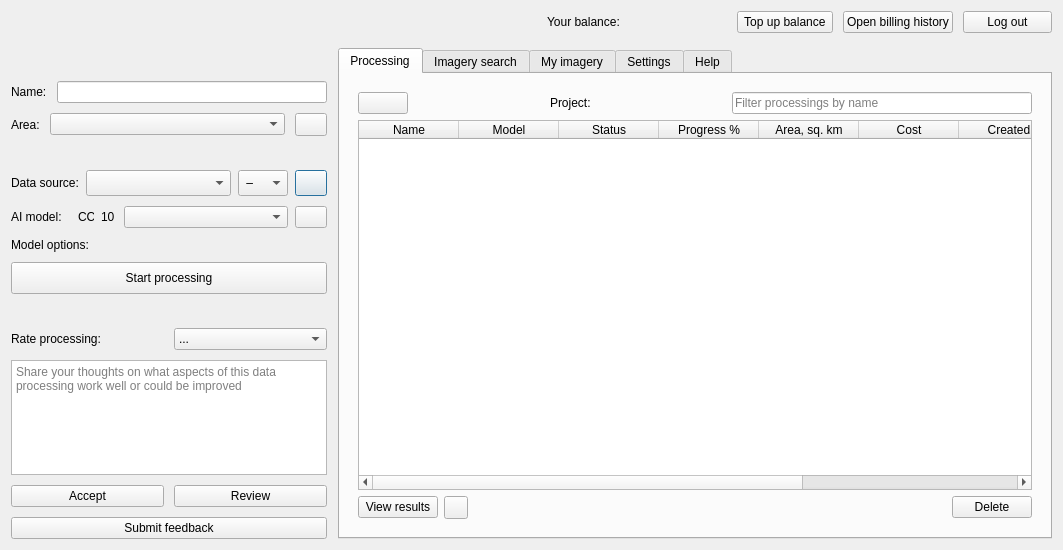
Geoalert/mapflow-qgis, file mapflow/dialogs/static/ui/main_dialog.ui: the form before one commit.
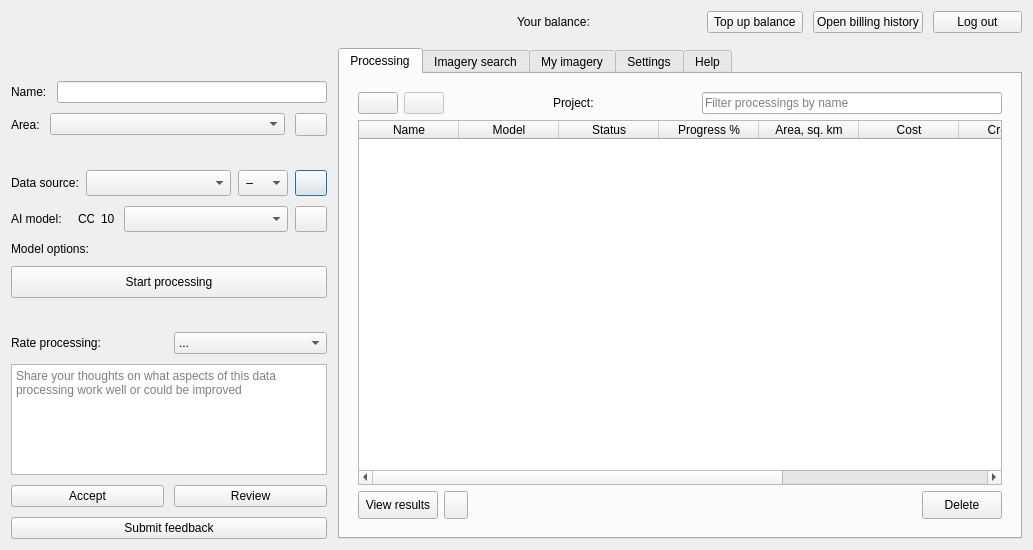
The form after the commit. Icons and pictures are not drawn. Custom widgets are drawn as their Qt base class.

Patch:
```diff
--- a/mapflow/dialogs/static/ui/main_dialog.ui
+++ b/mapflow/dialogs/static/ui/main_dialog.ui
@@ -468,7 +468,7 @@
            <property name="minimumSize">
             <size>
              <width>120</width>
-             <height>0</height>
+             <height>26</height>
             </size>
            </property>
            <property name="maximumSize">
@@ -880,14 +880,14 @@
        <item>
         <widget class="QTabWidget" name="tabWidget">
          <property name="sizePolicy">
-          <sizepolicy hsizetype="Preferred" vsizetype="Preferred">
+          <sizepolicy hsizetype="Preferred" vsizetype="Minimum">
            <horstretch>0</horstretch>
            <verstretch>0</verstretch>
           </sizepolicy>
          </property>
          <property name="minimumSize">
           <size>
-           <width>714</width>
+           <width>0</width>
            <height>400</height>
           </size>
          </property>
@@ -1177,9 +1177,15 @@
                 </widget>
                </item>
                <item row="2" column="0">
-                <layout class="QHBoxLayout" name="processingFooter" stretch="0,0,0,0,0">
+                <layout class="QHBoxLayout" name="processingFooter" stretch="0,0,0,0">
                  <item>
                   <widget class="QPushButton" name="downloadResultsButton">
+                   <property name="minimumSize">
+                    <size>
+                     <width>0</width>
+                     <height>28</height>
+                    </size>
+                   </property>
                    <property name="text">
                     <string>View results</string>
                    </property>
@@ -1187,6 +1193,12 @@
                  </item>
                  <item>
                   <widget class="QToolButton" name="saveOptionsButton">
+                   <property name="minimumSize">
+                    <size>
+                     <width>0</width>
+                     <height>28</height>
+                    </size>
+                   </property>
                    <property name="contextMenuPolicy">
                     <enum>Qt::ActionsContextMenu</enum>
                    </property>
@@ -1229,21 +1241,14 @@
                    </property>
                   </spacer>
                  </item>
-                 <item>
-                  <spacer name="horizontalSpacer_13">
-                   <property name="orientation">
-                    <enum>Qt::Horizontal</enum>
-                   </property>
-                   <property name="sizeHint" stdset="0">
-                    <size>
-                     <width>40</width>
-                     <height>20</height>
-                    </size>
-                   </property>
-                  </spacer>
-                 </item>
                  <item>
                   <widget class="QPushButton" name="deleteProcessings">
+                   <property name="minimumSize">
+                    <size>
+                     <width>0</width>
+                     <height>28</height>
+                    </size>
+                   </property>
                    <property name="styleSheet">
                     <string notr="true"/>
                    </property>
@@ -1262,7 +1267,55 @@
                  <property name="rightMargin">
                   <number>0</number>
                  </property>
+                 <item row="0" column="5">
+                  <widget class="QLineEdit" name="filterProcessings">
+                   <property name="minimumSize">
+                    <size>
+                     <width>300</width>
+                     <height>0</height>
+                    </size>
+                   </property>
+                   <property name="maxLength">
+                    <number>255</number>
+                   </property>
+                   <property name="placeholderText">
+                    <string>Filter processings by name</string>
+                   </property>
+                  </widget>
+                 </item>
+                 <item row="0" column="0">
+                  <widget class="QPushButton" name="switchProjectsButton">
+                   <property name="sizePolicy">
+                    <sizepolicy hsizetype="Fixed" vsizetype="Fixed">
+                     <horstretch>0</horstretch>
+                     <verstretch>0</verstretch>
+                    </sizepolicy>
+                   </property>
+                   <property name="minimumSize">
+                    <size>
+                     <width>35</width>
+                     <height>0</height>
+                    </size>
+                   </property>
+                   <property name="text">
+                    <string/>
+                   </property>
+                  </widget>
+                 </item>
                  <item row="0" column="2">
+                  <spacer name="horizontalSpacer_17">
+                   <property name="orientation">
+                    <enum>Qt::Horizontal</enum>
+                   </property>
+                   <property name="sizeHint" stdset="0">
+                    <size>
+                     <width>40</width>
+                     <height>20</height>
+                    </size>
+                   </property>
+                  </spacer>
+                 </item>
+                 <item row="0" column="3">
                   <widget class="QLabel" name="currentProjectLabel">
                    <property name="font">
                     <font>
@@ -1275,58 +1328,38 @@
                    </property>
                   </widget>
                  </item>
-                 <item row="0" column="3">
-                  <spacer name="horizontalSpacer_14">
-                   <property name="orientation">
-                    <enum>Qt::Horizontal</enum>
-                   </property>
-                   <property name="sizeHint" stdset="0">
-                    <size>
-                     <width>40</width>
-                     <height>20</height>
-                    </size>
-                   </property>
-                  </spacer>
-                 </item>
-                 <item row="0" column="0">
-                  <widget class="QPushButton" name="switchProjectsButton">
-                   <property name="minimumSize">
-                    <size>
-                     <width>50</width>
-                     <height>0</height>
-                    </size>
-                   </property>
-                   <property name="text">
-                    <string/>
-                   </property>
-                  </widget>
-                 </item>
-                 <item row="0" column="1">
-                  <spacer name="horizontalSpacer_17">
-                   <property name="orientation">
-                    <enum>Qt::Horizontal</enum>
-                   </property>
-                   <property name="sizeHint" stdset="0">
-                    <size>
-                     <width>40</width>
-                     <height>20</height>
-                    </size>
-                   </property>
-                  </spacer>
-                 </item>
                  <item row="0" column="4">
-                  <widget class="QLineEdit" name="filterProcessings">
+                  <spacer name="horizontalSpacer_14">
+                   <property name="orientation">
+                    <enum>Qt::Horizontal</enum>
+                   </property>
+                   <property name="sizeHint" stdset="0">
+                    <size>
+                     <width>40</width>
+                     <height>20</height>
+                    </size>
+                   </property>
+                  </spacer>
+                 </item>
+                 <item row="0" column="1">
+                  <widget class="QPushButton" name="switchProcessingsFakeButton">
+                   <property name="enabled">
+                    <bool>false</bool>
+                   </property>
+                   <property name="sizePolicy">
+                    <sizepolicy hsizetype="Fixed" vsizetype="Fixed">
+                     <horstretch>0</horstretch>
+                     <verstretch>0</verstretch>
+                    </sizepolicy>
+                   </property>
                    <property name="minimumSize">
                     <size>
-                     <width>300</width>
+                     <width>35</width>
                      <height>0</height>
                     </size>
                    </property>
-                   <property name="maxLength">
-                    <number>255</number>
-                   </property>
-                   <property name="placeholderText">
-                    <string>Filter processings by name</string>
+                   <property name="text">
+                    <string/>
                    </property>
                   </widget>
                  </item>
```
Left out of the diff: 240 changed lines with no effect on the pictures.
